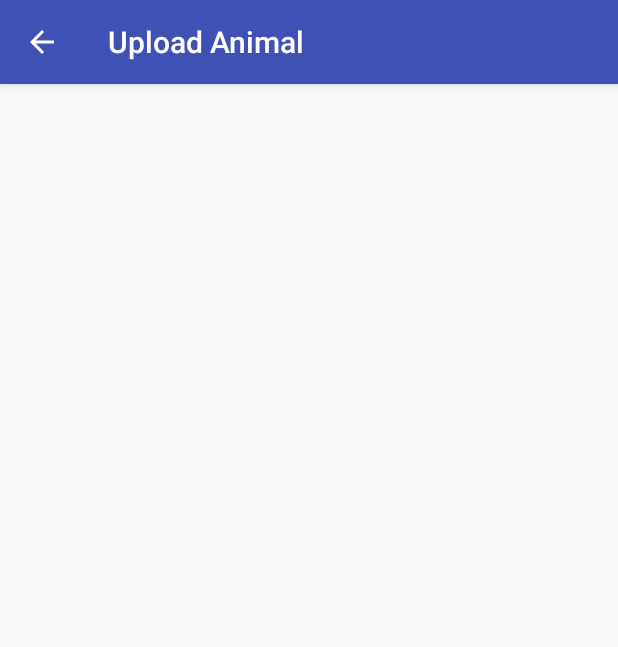
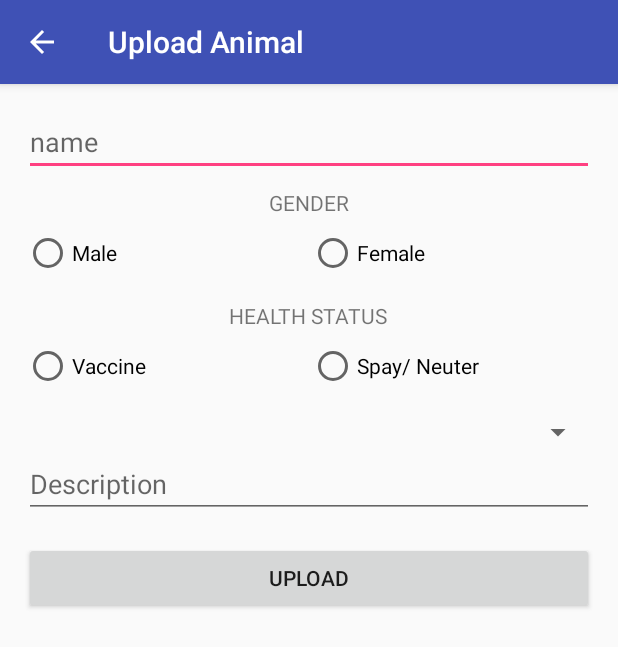
Before and after one commit to mfpfakhri/PRASIKU, an Android app: the UploadAnimalActivity screen opened directly, with no data from a screen before it, on a phone screen of 412 x 824 dp. Shown: the top 647 px of the screen. Run offline under Robolectric (Android 15) with nearby library versions, the phone set to English and light mode, and no system bars.

Commit message:
Upload Animal selesai, kurang Application Received

```diff
--- a/app/src/main/res/layout/activity_cat_adoption.xml
+++ b/app/src/main/res/layout/activity_cat_adoption.xml
@@ -21,12 +21,14 @@
         android:layout_height="wrap_content"></Spinner>
 
     <TextView
+        android:id="@+id/cat_adoption_gender"
         android:layout_width="wrap_content"
         android:layout_height="wrap_content"
+        android:layout_gravity="center_horizontal"
+        android:layout_marginBottom="8dp"
         android:text="@string/cat_adoption_gender"
-        android:textAllCaps="true"
-        android:layout_gravity="center_horizontal"
-        android:layout_marginBottom="8dp"/>
+        android:textAllCaps="true" />
+
     <LinearLayout
         android:layout_width="match_parent"
         android:layout_height="wrap_content"
@@ -45,13 +47,16 @@
             android:text="Female"
             android:layout_weight="1"/>
     </LinearLayout>
+
     <TextView
+        android:id="@+id/health_status"
         android:layout_width="wrap_content"
         android:layout_height="wrap_content"
-        android:text="@string/cat_adoption_health"
-        android:textAllCaps="true"
         android:layout_gravity="center_horizontal"
-        android:layout_marginBottom="8dp"/>
+        android:layout_marginBottom="8dp"
+        android:text="@string/cat_health_status"
+        android:textAllCaps="true" />
+
     <LinearLayout
         android:layout_width="match_parent"
         android:layout_height="wrap_content"
--- a/app/src/main/res/layout/activity_home.xml
+++ b/app/src/main/res/layout/activity_home.xml
@@ -8,19 +8,20 @@
     android:orientation="vertical"
     android:layout_margin="16sp"
     tools:context="com.example.android.prasikuv11.HomeActivity">
+
     <LinearLayout
         android:layout_width="match_parent"
         android:layout_height="0dp"
-        android:orientation="horizontal"
-        android:layout_weight="1">
+        android:layout_weight="1"
+        android:orientation="horizontal">
 
         <Button
             android:id="@+id/cat_breeds"
             android:layout_width="0dp"
             android:layout_height="match_parent"
+            android:layout_marginBottom="8dp"
             android:layout_marginRight="16dp"
             android:layout_weight="1"
-            android:layout_marginBottom="8dp"
             android:onClick="openBreeds"
             android:text="@string/category_cat_breeds" />
 
@@ -28,11 +29,12 @@
             android:id="@+id/cat_adoption"
             android:layout_width="0dp"
             android:layout_height="match_parent"
+            android:layout_marginBottom="8dp"
             android:layout_weight="1"
-            android:layout_marginBottom="8dp"
             android:onClick="openCatAdoption"
             android:text="@string/category_find_cat_adoption" />
     </LinearLayout>
+
     <LinearLayout
         android:layout_width="match_parent"
         android:layout_height="0dp"
--- a/app/src/main/res/layout/activity_upload_animal.xml
+++ b/app/src/main/res/layout/activity_upload_animal.xml
@@ -1,9 +1,87 @@
 <?xml version="1.0" encoding="utf-8"?>
-<android.support.constraint.ConstraintLayout xmlns:android="http://schemas.android.com/apk/res/android"
+<LinearLayout
+    xmlns:android="http://schemas.android.com/apk/res/android"
     xmlns:app="http://schemas.android.com/apk/res-auto"
     xmlns:tools="http://schemas.android.com/tools"
     android:layout_width="match_parent"
     android:layout_height="match_parent"
+    android:orientation="vertical"
+    android:layout_margin="16sp"
     tools:context="com.example.android.prasikuv11.UploadAnimalActivity">
 
-</android.support.constraint.ConstraintLayout>
+    <EditText
+        android:id="@+id/cat_upload_name"
+        android:layout_width="match_parent"
+        android:layout_height="wrap_content"
+        android:layout_marginBottom="8dp"
+        android:hint="@string/cat_upload_name" />
+
+    <TextView
+        android:id="@+id/textView"
+        android:layout_width="wrap_content"
+        android:layout_height="wrap_content"
+        android:layout_gravity="center_horizontal"
+        android:layout_marginBottom="8dp"
+        android:text="@string/cat_adoption_gender"
+        android:textAllCaps="true" />
+
+    <LinearLayout
+        android:layout_width="match_parent"
+        android:layout_height="wrap_content"
+        android:orientation="horizontal"
+        android:layout_marginBottom="16dp">
+        <RadioButton
+            android:id="@+id/cat_adoption_male"
+            android:layout_width="0dp"
+            android:layout_height="wrap_content"
+            android:text="Male"
+            android:layout_weight="1"/>
+        <RadioButton
+            android:id="@+id/cat_adoption_female"
+            android:layout_width="0dp"
+            android:layout_height="wrap_content"
+            android:text="Female"
+            android:layout_weight="1"/>
+    </LinearLayout>
+    <TextView
+        android:layout_width="wrap_content"
+        android:layout_height="wrap_content"
+        android:text="@string/cat_health_status"
+        android:textAllCaps="true"
+        android:layout_gravity="center_horizontal"
+        android:layout_marginBottom="8dp"/>
+    <LinearLayout
+        android:layout_width="match_parent"
+        android:layout_height="wrap_content"
+        android:orientation="horizontal"
+        android:layout_marginBottom="16dp">
+        <RadioButton
+            android:id="@+id/cat_adoption_vaccine"
+            android:layout_width="0dp"
+            android:layout_height="wrap_content"
+            android:text="Vaccine"
+            android:layout_weight="1"/>
+        <RadioButton
+            android:id="@+id/cat_adoption_steril"
+            android:layout_width="0dp"
+            android:layout_height="wrap_content"
+            android:text="Spay/ Neuter"
+            android:layout_weight="1"/>
+    </LinearLayout>
+    <Spinner
+        android:id="@+id/cat_adoption_city"
+        android:layout_width="match_parent"
+        android:layout_height="wrap_content"></Spinner>
+    <EditText
+        android:id="@+id/cat_upload_description"
+        android:layout_width="match_parent"
+        android:layout_height="wrap_content"
+        android:layout_marginBottom="16dp"
+        android:hint="@string/cat_upload_description" />
+    <Button
+        android:id="@+id/cat_adoption_search"
+        android:layout_width="match_parent"
+        android:layout_height="wrap_content"
+        android:text="@string/cat_upload_button"
+        android:textAllCaps="true"/>
+</LinearLayout>
--- a/app/src/main/res/values/strings.xml
+++ b/app/src/main/res/values/strings.xml
@@ -17,6 +17,17 @@
     <!-- Category name for Sign Up [CHAR LIMIT=20] -->
     <string name="category_sign_up">Sign Up</string>
 
+    <!-- String name for Cat Gender [CHAR LIMIT=20] -->
+    <string name="cat_adoption_gender">Gender</string>
+    <!-- String name for Cat Health Status [CHAR LIMIT=20] -->
+    <string name="cat_health_status">Health Status</string>
+    <!-- String name for Cat Name [CHAR LIMIT=20] -->
+    <string name="cat_upload_name">name</string>
+    <!-- String name for Cat Name [CHAR LIMIT=20] -->
+    <string name="cat_upload_description">Description</string>
+    <!-- String name for Cat Name [CHAR LIMIT=20] -->
+    <string name="cat_upload_button">Upload</string>
+
     <string name="app_name">PRASIKU</string>
     <string name="sign_in_default">Sign In</string>
     <string name="sign_in_fb">Sign In with Facebook</string>
@@ -35,7 +46,5 @@
     <string name="password_reset">Enter Your Email</string>
     <string name="reset_button">reset your password</string>
 
-    <string name="cat_adoption_gender">cat adoption gender</string>
-    <string name="cat_adoption_health">cat adoption health</string>
     <string name="cat_adoption_search">search</string>
 </resources>
```
